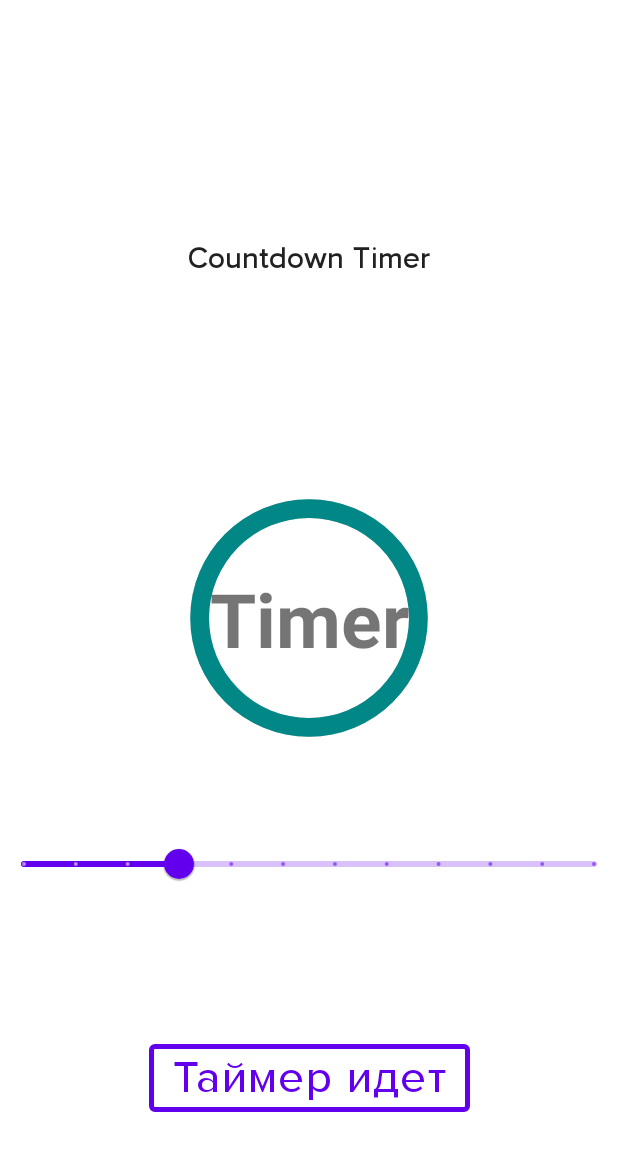
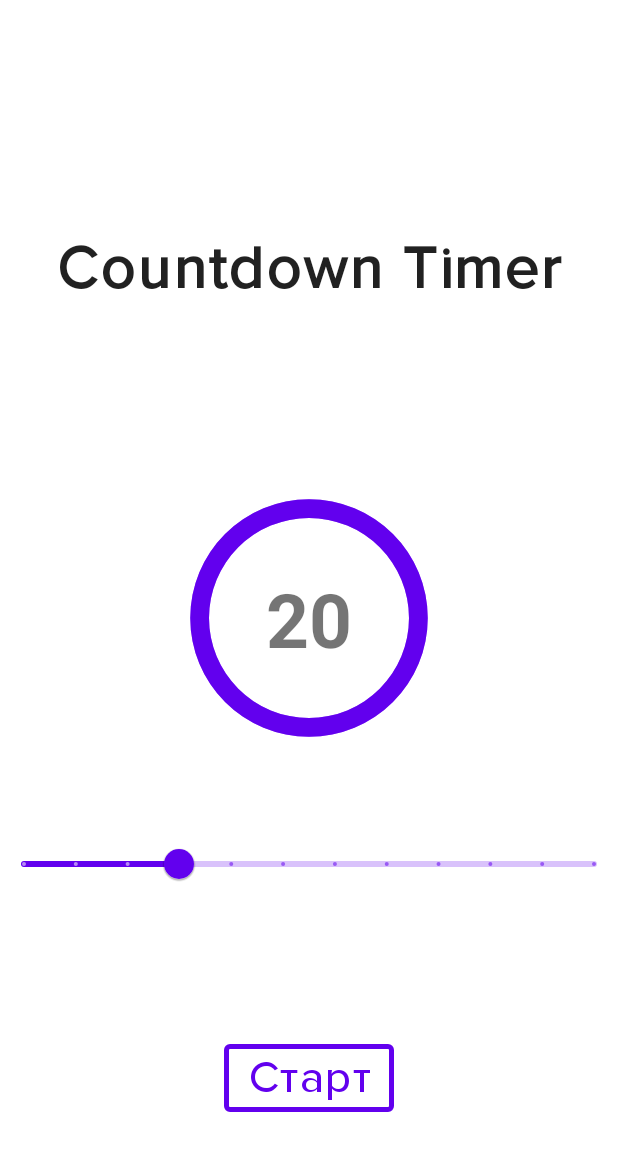
Before and after one commit to Semurtt/Skillbox_lessons, an Android app: the layout activity_main.xml on its own in the app's theme, with its tools: preview values and no code run, on a phone screen of 412 x 824 dp. Shown: the top 1151 px of the screen. Run offline under Robolectric (Android 15) with nearby library versions, the phone set to English and light mode, and no system bars.

Commit message:
Домашка 3 beta 0.9

```diff
--- a/m3_components/app/src/main/java/com/example/m3_components/MainActivity.kt
+++ b/m3_components/app/src/main/java/com/example/m3_components/MainActivity.kt
@@ -2,6 +2,7 @@ package com.example.m3_components
 
 import androidx.appcompat.app.AppCompatActivity
 import android.os.Bundle
+import android.widget.Toast
 import com.example.m3_components.databinding.ActivityMainBinding
 import kotlinx.coroutines.*
 
@@ -15,68 +16,55 @@ class MainActivity : AppCompatActivity() {
         var step: Float = 100 / time
         var lastTime: Float = time
         var currentProgress = 100.0
-
+        var isRunning = false
 
         binding.slider.addOnChangeListener { _, value, _ ->
-            time = value + 1
+            time = value
             lastTime = value
             step = 100 / value
-            currentProgress = 100.0 + step
+            binding.timer.text = time.toInt().toString()
         }
 
-        CoroutineScope(Dispatchers.Main).launch {
+        fun stop() {
+            isRunning = false
+            time = lastTime
+            binding.slider.isEnabled = true
+            binding.slider.value = time
+            currentProgress = 100.0
+            binding.progressBar.progress = currentProgress.toInt()
+            binding.timer.text = time.toInt().toString()
+            binding.button.text = "СТАРТ"
+        }
 
-            fun loop(){
-                launch(Dispatchers.Main) {
+        val job = CoroutineScope(Dispatchers.Main)
+
+        var job1: Job? = null
+
+        binding.button.setOnClickListener {
+            if (!isRunning) {
+                Toast.makeText(baseContext, "Запускаем", Toast.LENGTH_SHORT).show()
+                isRunning = true
+                binding.slider.isEnabled = false
+                binding.button.text = "СТОП"
+                binding.timer.text = time.toInt().toString()
+                job1 = job.launch {
                     while (time > 0) {
                         delay(500)
                         time--
                         binding.timer.text = time.toInt().toString()
                         currentProgress -= step
                         binding.progressBar.progress = currentProgress.toInt()
-                        binding.button.text = "Цикл работает"
                     }
+                    stop()
+                    Toast.makeText(baseContext, "Закончили", Toast.LENGTH_SHORT).show()
                 }
+            } else {
+                Toast.makeText(baseContext, "Остановили", Toast.LENGTH_SHORT).show()
+                job1?.cancel()
+                stop()
             }
+        }
 
-
-
-                binding.button.setOnClickListener {
-                    binding.slider.isEnabled = false
-                    binding.button.text = "Запустили"
-                    binding.timer.text = time.toInt().toString()
-                    loop() //не работает
-                }
-
-            loop() //работает
-
-
-
-
-            /*launch {
-                while (true) {
-                    delay(1000)
-                    binding.button.setOnClickListener {
-                        if (time > 1) {
-                            binding.slider.isEnabled = false
-                            binding.button.text = "Идёт"
-                            time--
-                            binding.timer.text = time.toInt().toString()
-                            currentProgress -= step
-                            binding.progressBar.progress = currentProgress.toInt()
-                        } else {
-                            time--
-                            binding.timer.text = time.toInt().toString()
-                            binding.progressBar.progress = time.toInt()
-                            binding.button.text = "Сброс"
-                            currentProgress = 100.0 + step
-                            time = lastTime + 1
-                            binding.slider.isEnabled = true
-                        }
-                    }
-                }
-            }*/
-        }
 
     }
 }
--- a/m3_components/app/src/main/res/drawable/circle_progress.xml
+++ b/m3_components/app/src/main/res/drawable/circle_progress.xml
@@ -5,14 +5,14 @@
             android:shape="ring"
             android:thicknessRatio="16"
             android:useLevel="false">
-            <solid android:color="#D0D0D0" />
+            <solid android:color="@color/purple_200" />
         </shape>
     </item>
     <item>
         <shape
             android:shape="ring"
             android:thicknessRatio="16">
-            <solid android:color="@color/teal_700" />
+            <solid android:color="?attr/colorPrimary" />
         </shape>
     </item>
 </layer-list>
--- a/m3_components/app/src/main/res/layout/activity_main.xml
+++ b/m3_components/app/src/main/res/layout/activity_main.xml
@@ -26,7 +26,7 @@
         android:layout_height="wrap_content"
         android:text="Countdown Timer"
         android:textAppearance="@style/SkillBoxText.Big"
-        android:textSize="20sp"
+        android:textSize="40sp"
         android:textStyle="bold"
         app:layout_constraintBottom_toBottomOf="parent"
         app:layout_constraintEnd_toEndOf="parent"
@@ -39,7 +39,7 @@
         android:id="@+id/timer"
         android:layout_width="wrap_content"
         android:layout_height="wrap_content"
-        android:text="Timer"
+        android:text="20"
         android:textSize="50sp"
         android:textStyle="bold"
         app:layout_constraintBottom_toBottomOf="parent"
@@ -65,7 +65,7 @@
         style="@style/Widget.MaterialComponents.Button.OutlinedButton.Skillbox"
         android:layout_width="wrap_content"
         android:layout_height="wrap_content"
-        android:text="Таймер идет"
+        android:text="Старт"
         android:textAppearance="@style/SkillBoxText.Huge"
         app:layout_constraintBottom_toBottomOf="parent"
         app:layout_constraintEnd_toEndOf="parent"
```
Also changed, not shown: m3_components/app/src/main/res/drawable/ic_baseline_timer.xml (added, +11 -0 lines).
